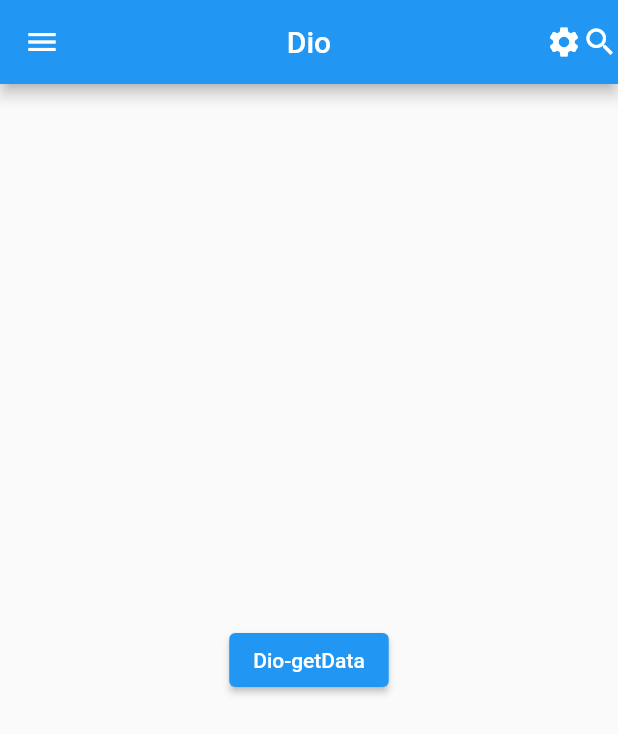
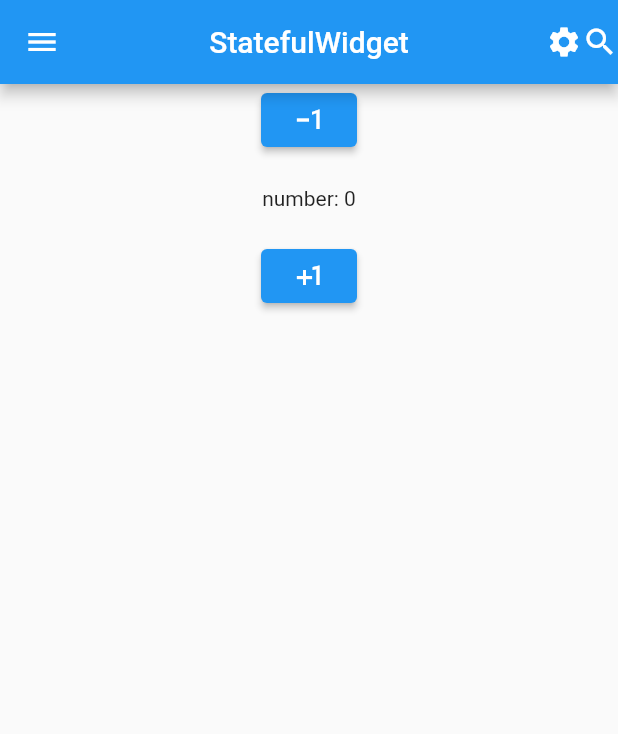
Before and after one commit to ChuYang-FE/Flutter-Test, a Flutter app: the screen it shows after launch, on a phone screen of 412 x 824 dp. Shown: the top 734 px of the screen. Run offline on Flutter 3.47's test engine with Material 2 defaults, Android fonts, the phone set to English and light mode, and no system bars; our stand-ins replace dio.

Commit message:
feat: StatefulWidget

```diff
--- /dev/null
+++ b/lib/06_state/01_StatefulWidget.dart
@@ -0,0 +1,64 @@
+import 'package:flutter/material.dart';
+
+class Home extends StatelessWidget {
+  @override
+  Widget build(BuildContext context) {
+    return Scaffold(
+      appBar: AppBar(
+        leading: Icon(Icons.menu),
+        title: Text('StatefulWidget'),
+        centerTitle: true,
+        actions: [
+          Icon(Icons.settings),
+          Icon(Icons.search),
+        ],
+      ),
+      body: MyState(),
+    );
+  }
+}
+
+class MyState extends StatefulWidget {
+  const MyState({Key? key}) : super(key: key);
+
+  @override
+  _MyStateState createState() => _MyStateState();
+}
+
+class _MyStateState extends State<MyState> {
+  int _number = 0;
+
+  void _increase() {
+    setState(() {
+      _number++;
+    });
+  }
+
+  void _decrease() {
+    setState(() {
+      _number--;
+    });
+  }
+
+  @override
+  Widget build(BuildContext context) {
+    return Center(
+      child: Column(
+        children: [
+          ElevatedButton(
+            onPressed: _decrease,
+            child: Icon(Icons.exposure_minus_1),
+          ),
+          Padding(
+            padding: EdgeInsets.all(20),
+            child: Text('number: $_number'),
+          ),
+          ElevatedButton(
+            onPressed: _increase,
+            child: Icon(Icons.plus_one),
+          ),
+        ],
+      ),
+    );
+  }
+}
--- a/lib/main.dart
+++ b/lib/main.dart
@@ -16,7 +16,8 @@ import 'package:flutter/material.dart';
 // import '04_list/02_ListView.dart';
 // import '04_list/03_GridView.dart';
 // import '04_list/04_GridView.dart';
-import '05_thirdParty/01_dio.dart';
+// import '05_thirdParty/01_dio.dart';
+import '06_state/01_StatefulWidget.dart';
 
 void main() => runApp(MyApp());
 
```
